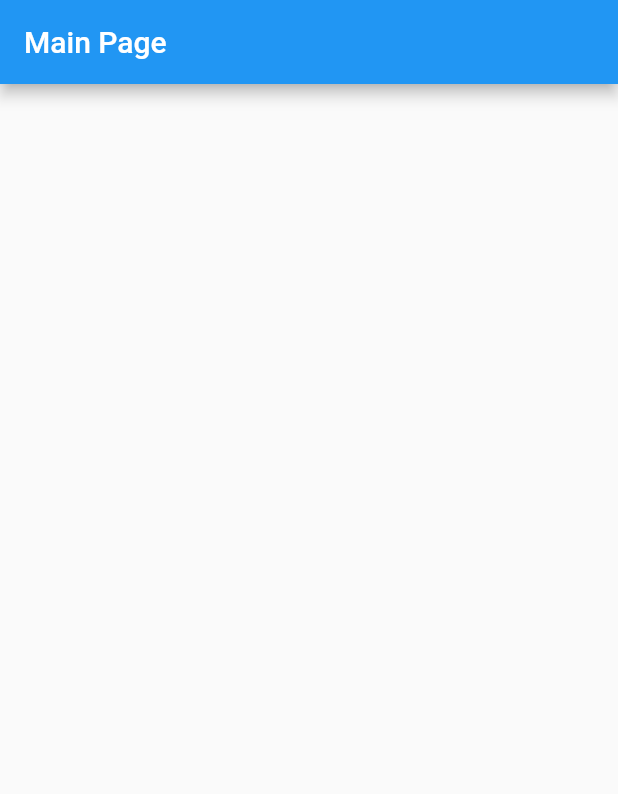
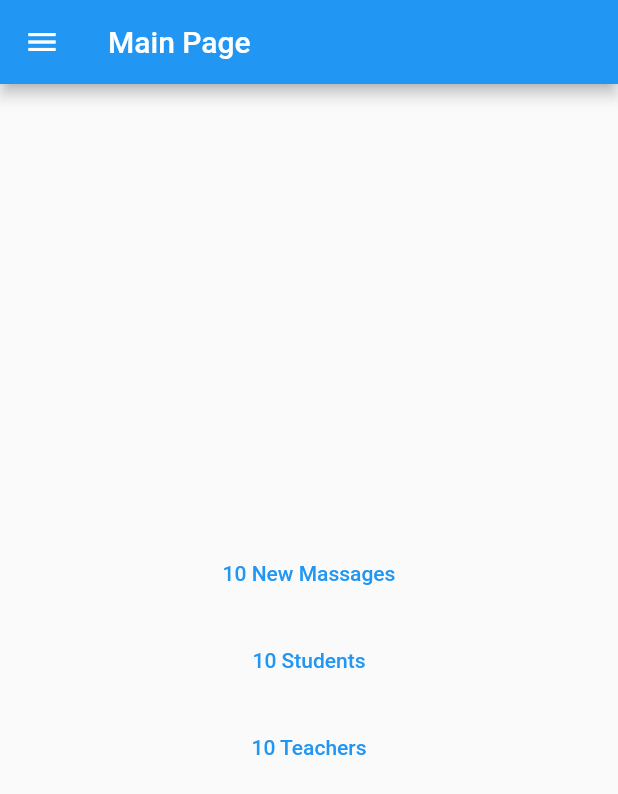
Before and after one commit to BasakK6/student_communication_app, a Flutter app: the screen it shows after launch, on a phone screen of 412 x 824 dp. Shown: the top 794 px of the screen. Run offline on Flutter 3.47's test engine with Material 2 defaults, Android fonts, the phone set to English and light mode, and no system bars.

Commit message:
applied the topics of lesson 2

```diff
--- a/lib/main.dart
+++ b/lib/main.dart
@@ -1,4 +1,7 @@
 import 'package:flutter/material.dart';
+import 'package:student_communication_app/messages_page.dart';
+import 'package:student_communication_app/students_page.dart';
+import 'package:student_communication_app/teachers_page.dart';
 
 void main() {
   runApp(const StudentApp());
@@ -31,10 +34,86 @@ class MainPage extends StatelessWidget {
       appBar: AppBar(
         title: Text(title),
       ),
+      drawer: Drawer(
+        // Add a ListView to the drawer. This ensures the user can scroll
+        // through the options in the drawer if there isn't enough vertical
+        // space to fit everything.
+        child: ListView(
+          // Important: Remove any padding from the ListView.
+          padding: EdgeInsets.zero,
+          children: [
+            const DrawerHeader(
+              decoration: BoxDecoration(
+                color: Colors.blue,
+              ),
+              child: Text("Student's Name"),
+            ),
+            ListTile(
+              title: const Text('Students'),
+              onTap: () {
+                Navigator.pop(context);
+                Navigator.of(context).push(MaterialPageRoute(
+                  builder: (context) => const StudentsPage(),
+                ));
+              },
+            ),
+            ListTile(
+              title: const Text('Teachers'),
+              onTap: () {
+                Navigator.pop(context);
+                Navigator.of(context).push(MaterialPageRoute(
+                  builder: (context) => const TeachersPage(),
+                ));
+              },
+            ),
+            ListTile(
+              title: const Text('Messages'),
+              onTap: () {
+                Navigator.pop(context);
+                Navigator.of(context).push(MaterialPageRoute(
+                  builder: (context) => const MessagesPage(),
+                ));
+              },
+            ),
+          ],
+        ),
+      ),
       body: Center(
         child: Column(
+          mainAxisSize: MainAxisSize.min,
           mainAxisAlignment: MainAxisAlignment.center,
-          children: const [],
+          children: [
+            TextButton(
+              onPressed: () {
+                Navigator.of(context).push(MaterialPageRoute(
+                  builder: (context) => const MessagesPage(),
+                ));
+              },
+              child: const Text("10 New Massages"),
+            ),
+            const SizedBox(
+              height: 10,
+            ),
+            TextButton(
+              onPressed: () {
+                Navigator.of(context).push(MaterialPageRoute(
+                  builder: (context) => const StudentsPage(),
+                ));
+              },
+              child: const Text("10 Students"),
+            ),
+            const SizedBox(
+              height: 10,
+            ),
+            TextButton(
+              onPressed: () {
+                Navigator.of(context).push(MaterialPageRoute(
+                  builder: (context) => const TeachersPage(),
+                ));
+              },
+              child: const Text("10 Teachers"),
+            ),
+          ],
         ),
       ),
     );
```
Also changed, not shown: lib/messages_page.dart (added, +34 -0 lines), lib/students_page.dart (added, +47 -0 lines), lib/teachers_page.dart (added, +41 -0 lines).
